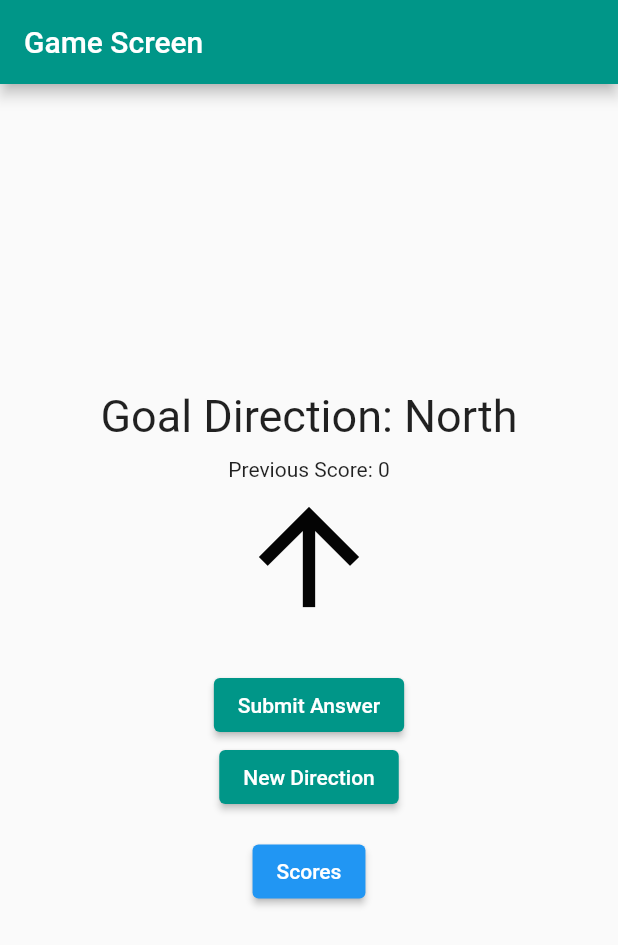
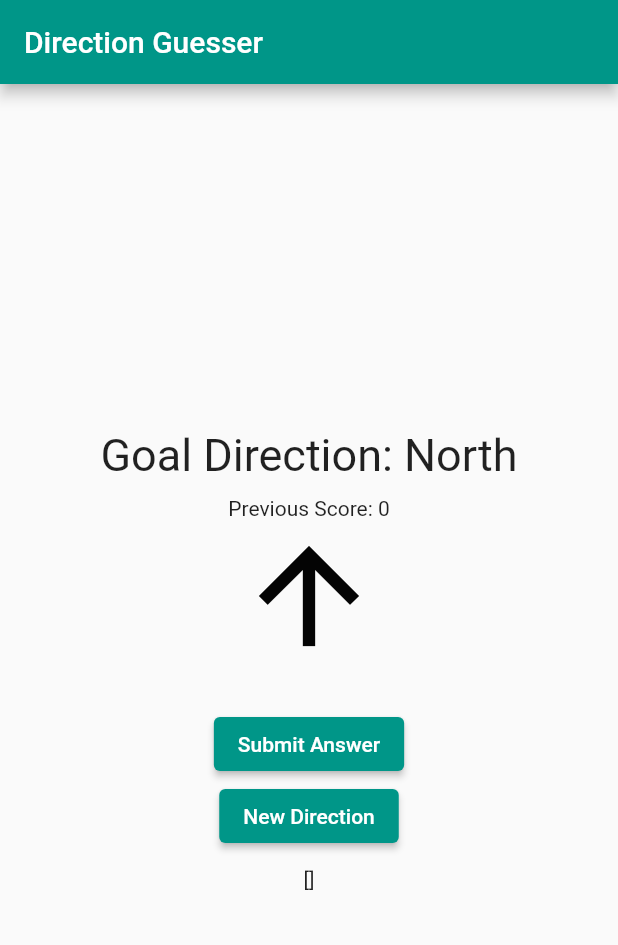
Before and after one commit to ryfuller03/project-3-sensory-overload, a Flutter app: the screen it shows after launch, after a tap on "Submit Answer", on a phone screen of 412 x 824 dp. Shown: the top 945 px of the screen. Run offline on Flutter 3.47's test engine with Material 2 defaults, Android fonts, the phone set to English and light mode, and no system bars; our stand-ins replace sensors_plus; missing offline and left inert: dart:ffi.

Commit message:
Scoreboard Screen Created
Functional Scoreboard Screen has been created

```diff
--- a/project_3_sensory_overload/lib/game.dart
+++ b/project_3_sensory_overload/lib/game.dart
@@ -20,10 +20,12 @@ class Item {
 }
 
 class MyMagnet extends StatefulWidget {
-  const MyMagnet({super.key});
+  List<int> scoresList;
+
+  MyMagnet({super.key, required this.scoresList});
 
   @override
-  State createState() => MyMagnetState();
+  State createState() => MyMagnetState(scoresList);
 }
 
 class MyMagnetState extends State<MyMagnet> {
@@ -34,8 +36,9 @@ class MyMagnetState extends State<MyMagnet> {
   bool orangeArrowVisible = false;
   final _streamSubscriptions = <StreamSubscription<dynamic>>[];
   final Color themeColor = Colors.teal;
+  final List<int> scoresList;
 
-  MyMagnetState() {
+  MyMagnetState(this.scoresList) {
     setRandomDirection();
   }
 
@@ -54,30 +57,32 @@ class MyMagnetState extends State<MyMagnet> {
   void showSolution() {
     orangeArrowVisible = true;
     previousScore = score;
+    scoresList.add(score);
   }
 
   void processUserAnswer(double x, double y) {
     // math help from Simon Reid on 09/22/2022
     correctDirection = (atan(y / x) + pi + (pi / 2));
-    correctDirection = x < 0
-        ? correctDirection + pi
-        : correctDirection; // makes it positive // converts from radians to degrees
-    double goalDegreesRadians = goalDirection.getDegrees() * (pi / 180);
+    correctDirection =
+        x < 0 ? correctDirection + pi : correctDirection; // makes it positive
+    double goalDegreesRadians = goalDirection.getDegrees() *
+        (pi / 180); // converts from Radians to Degrees
     correctDirection = goalDegreesRadians - correctDirection;
     double scoreCalculation = (correctDirection * (180 / pi)).toInt() % 360;
     score = scoreCalculation > 180
         ? (360 - scoreCalculation).toInt()
         : scoreCalculation.toInt();
-    // add score to list
   }
 
   @override
   Widget build(BuildContext context) {
     return Scaffold(
-      appBar: AppBar(
-          title: const Text("Game Screen"), backgroundColor: Colors.teal),
-      body: Center(
-        child: Column(mainAxisAlignment: MainAxisAlignment.center, children: [
+        appBar: AppBar(
+            title: const Text("Direction Guesser"),
+            backgroundColor: Colors.teal),
+        body: Center(
+            child:
+                Column(mainAxisAlignment: MainAxisAlignment.center, children: [
           Padding(
               padding: const EdgeInsets.only(top: 0.0),
               key: const Key("Goal Direction Text"),
@@ -113,19 +118,9 @@ class MyMagnetState extends State<MyMagnet> {
                   key: const Key("New Direction Button"),
                   child: const Text("New Direction"))),
           Padding(
-            padding: const EdgeInsets.all(15),
-            child: ElevatedButton(
-              style: ElevatedButton.styleFrom(),
-              child: Text('Scores'),
-              onPressed: () {
-                Navigator.push(context,
-                    MaterialPageRoute(builder: (context) => ScorePage()));
-              },
-            ),
-          ),
-        ]),
-      ),
-    );
+              padding: const EdgeInsets.only(top: 10),
+              child: Text(scoresList.toString()))
+        ])));
   }
 
   @override
@@ -145,5 +140,5 @@ class MyMagnetState extends State<MyMagnet> {
 }
 
 void main() {
-  runApp(const MaterialApp(title: "Magnet Game", home: MyMagnet()));
+  runApp(MaterialApp(title: "Magnet Game", home: MyMagnet(scoresList: [])));
 }
--- a/project_3_sensory_overload/lib/main.dart
+++ b/project_3_sensory_overload/lib/main.dart
@@ -3,17 +3,19 @@ import 'package:project_3_sensory_overload/game.dart';
 import 'package:project_3_sensory_overload/scoreboard.dart';
 
 void main() {
-  runApp(const MyApp());
+  runApp(MyApp());
 }
 
 class MyApp extends StatelessWidget {
-  const MyApp({super.key});
+  MyApp({super.key, scoresList});
+  final List<int> scoresList = [];
 
   @override
   Widget build(BuildContext context) {
-    return const MaterialApp(
-      title: 'Direction Game',
-      home: MyMagnet(),
-    );
+    return MaterialApp(
+        title: 'Direction Game',
+        home: MyMagnet(
+          scoresList: scoresList,
+        ));
   }
 }
```
Also changed, not shown: project_3_sensory_overload/lib/scoreboard.dart (+16 -8 lines), project_3_sensory_overload/pubspec.lock, 1 other file.
